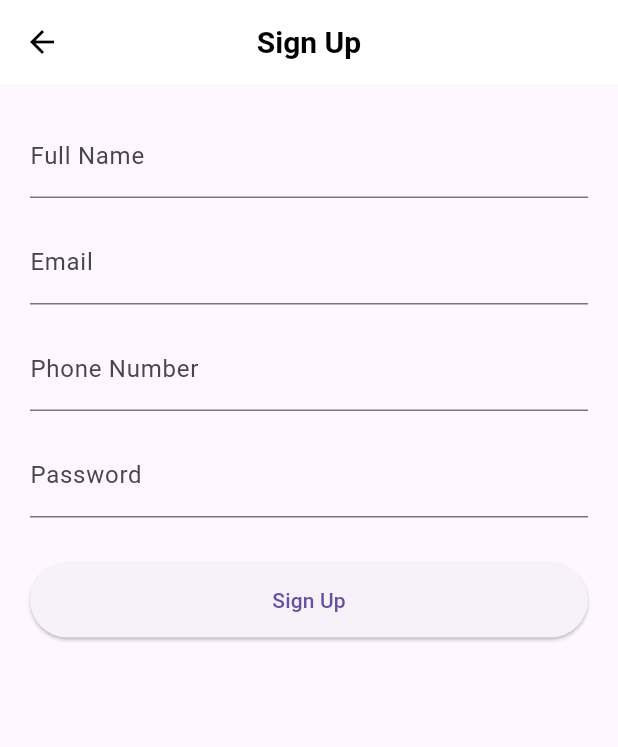
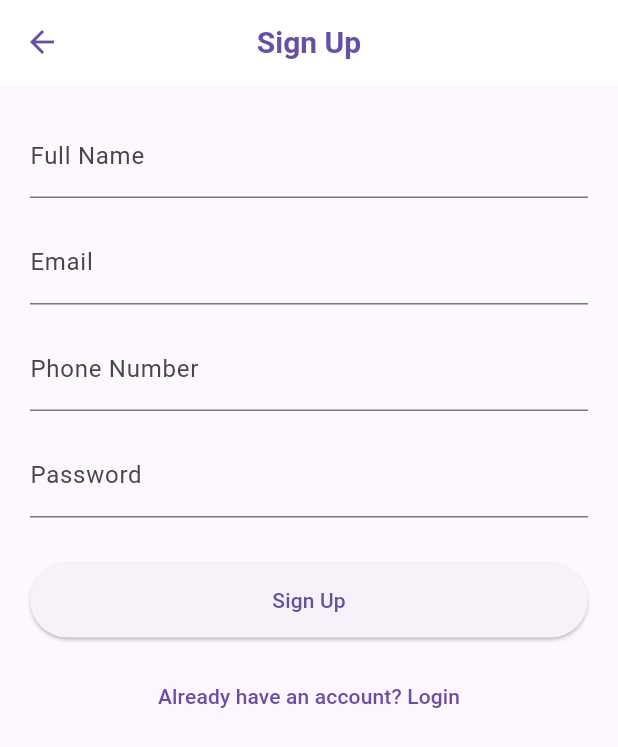
Before and after one commit to LambadaEG/Coins-Store, a Flutter app: the SignUpScreen screen opened by its route, on a phone screen of 412 x 824 dp. Shown: the top 747 px of the screen. Run offline on Flutter 3.47's test engine with Material 3 defaults, Android fonts, the phone set to English and light mode, and no system bars; our stand-ins replace cloud_firestore, firebase_auth, firebase_core, image_picker; accounts and stored records are empty.

Commit message:
already have an account

```diff
--- a/lib/screens/order_details_screen.dart
+++ b/lib/screens/order_details_screen.dart
@@ -10,9 +10,7 @@ class OrderDetailsScreen extends StatelessWidget {
   @override
   Widget build(BuildContext context) {
     return Scaffold(
-      appBar: AppBar(
-        title: const Text('Order Details'),
-      ),
+      appBar: AppBar(title: Text('Order Details',style: TextStyle(color: Theme.of(context).colorScheme.primary),),),
       body: FutureBuilder<DocumentSnapshot>(
         future: FirebaseFirestore.instance
             .collection('orders')
--- a/lib/screens/signup_screen.dart
+++ b/lib/screens/signup_screen.dart
@@ -57,7 +57,17 @@ class _SignUpScreenState extends State<SignUpScreen> {
   @override
   Widget build(BuildContext context) {
     return Scaffold(
-      appBar: AppBar(title: const Text('Sign Up')),
+      appBar: AppBar(
+        title: Text(
+          'Sign Up',
+          style: TextStyle(
+            color: Theme.of(context).primaryColor,
+            fontWeight: FontWeight.bold,
+          ),
+        ),
+        backgroundColor: Colors.white,
+        iconTheme: IconThemeData(color: Theme.of(context).primaryColor),
+      ),
       body: Padding(
         padding: const EdgeInsets.all(20),
         child: Form(
@@ -113,6 +123,13 @@ class _SignUpScreenState extends State<SignUpScreen> {
                       ),
                       child: const Text('Sign Up'),
                     ),
+                const SizedBox(height: 15),
+                TextButton(
+                  onPressed: () {
+                    Navigator.pushReplacementNamed(context, '/login');
+                  },
+                  child: const Text('Already have an account? Login'),
+                ),
               ],
             ),
           ),
```
Also changed, not shown: lib/screens/login_screen.dart (+13 -10 lines).
